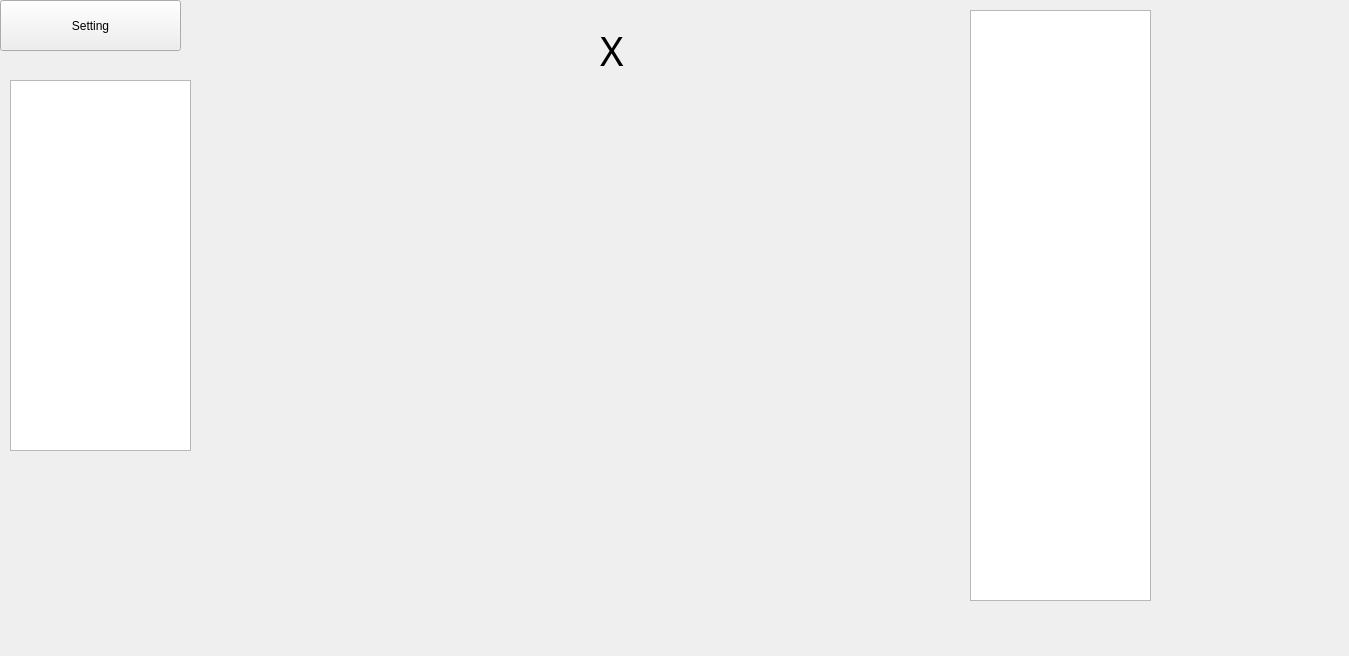
This is X/personalaccount.ui in MohammadrezaAldaghi/X as Qt 5 draws it before an edit. The edited form follows.
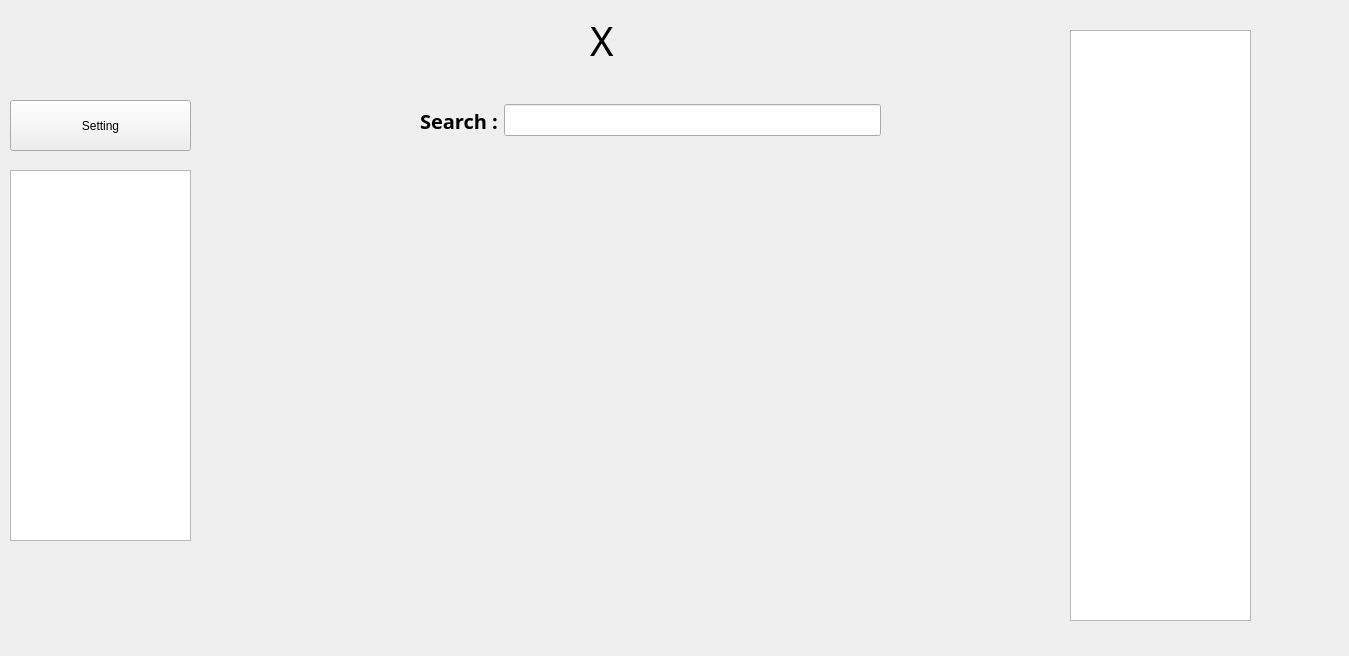
This is the edited form.

What changed in the file:
```diff
--- a/X/personalaccount.ui
+++ b/X/personalaccount.ui
@@ -16,8 +16,8 @@
   <widget class="QLabel" name="label">
    <property name="geometry">
     <rect>
-     <x>600</x>
-     <y>10</y>
+     <x>590</x>
+     <y>0</y>
      <width>41</width>
      <height>81</height>
     </rect>
@@ -35,8 +35,8 @@
   <widget class="QListWidget" name="listWidget">
    <property name="geometry">
     <rect>
-     <x>970</x>
-     <y>10</y>
+     <x>1070</x>
+     <y>30</y>
      <width>181</width>
      <height>591</height>
     </rect>
@@ -45,8 +45,8 @@
   <widget class="QPushButton" name="SettingButton">
    <property name="geometry">
     <rect>
-     <x>0</x>
-     <y>0</y>
+     <x>10</x>
+     <y>100</y>
      <width>181</width>
      <height>51</height>
     </rect>
@@ -59,12 +59,52 @@
    <property name="geometry">
     <rect>
      <x>10</x>
-     <y>80</y>
+     <y>170</y>
      <width>181</width>
      <height>371</height>
     </rect>
    </property>
   </widget>
+  <widget class="QWidget" name="">
+   <property name="geometry">
+    <rect>
+     <x>420</x>
+     <y>80</y>
+     <width>461</width>
+     <height>81</height>
+    </rect>
+   </property>
+   <property name="font">
+    <font>
+     <pointsize>15</pointsize>
+    </font>
+   </property>
+   <layout class="QHBoxLayout" name="horizontalLayout">
+    <item>
+     <widget class="QLabel" name="SearchLabel">
+      <property name="font">
+       <font>
+        <family>Segoe UI Semibold</family>
+        <pointsize>15</pointsize>
+        <bold>true</bold>
+       </font>
+      </property>
+      <property name="text">
+       <string>Search :</string>
+      </property>
+     </widget>
+    </item>
+    <item>
+     <widget class="QLineEdit" name="SearchLineEdit">
+      <property name="font">
+       <font>
+        <pointsize>15</pointsize>
+       </font>
+      </property>
+     </widget>
+    </item>
+   </layout>
+  </widget>
  </widget>
  <resources/>
  <connections/>
```
